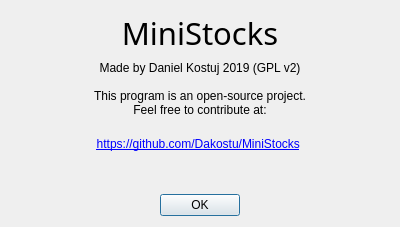
First picture: the form in StockTicker/dialogs/about.ui, repository Dakostu/MiniStocks, before the edit.
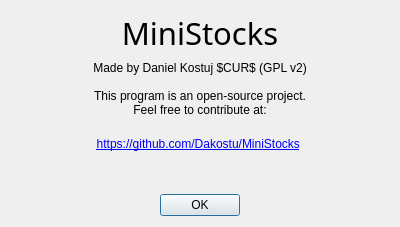
Second picture: the form after the edit.

Commit message: About window displays current year automatically now

The edit to the form file:
```diff
--- a/StockTicker/dialogs/about.ui
+++ b/StockTicker/dialogs/about.ui
@@ -38,7 +38,7 @@
    <item>
     <widget class="QLabel" name="label_2">
      <property name="text">
-      <string>Made by Daniel Kostuj 2019 (GPL v2)
+      <string>Made by Daniel Kostuj $CUR$ (GPL v2)
 
 This program is an open-source project.
 Feel free to contribute at:
```
Left out of the diff: 6 changed lines with no effect on the pictures. The commit also changes 1 other file.
